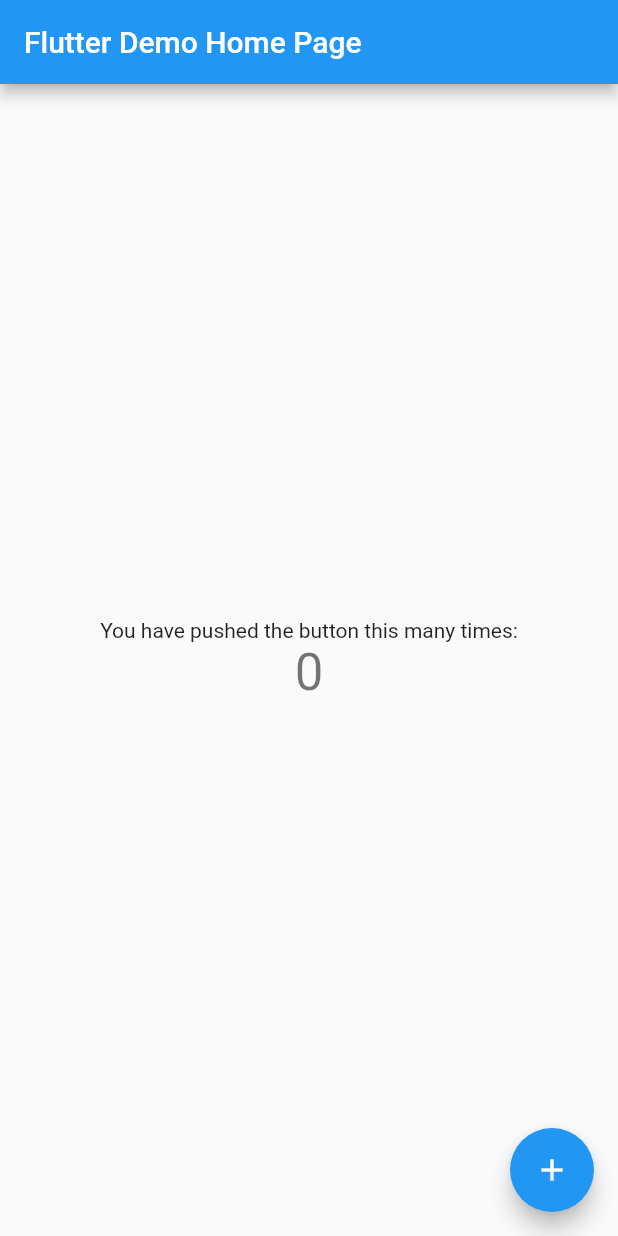
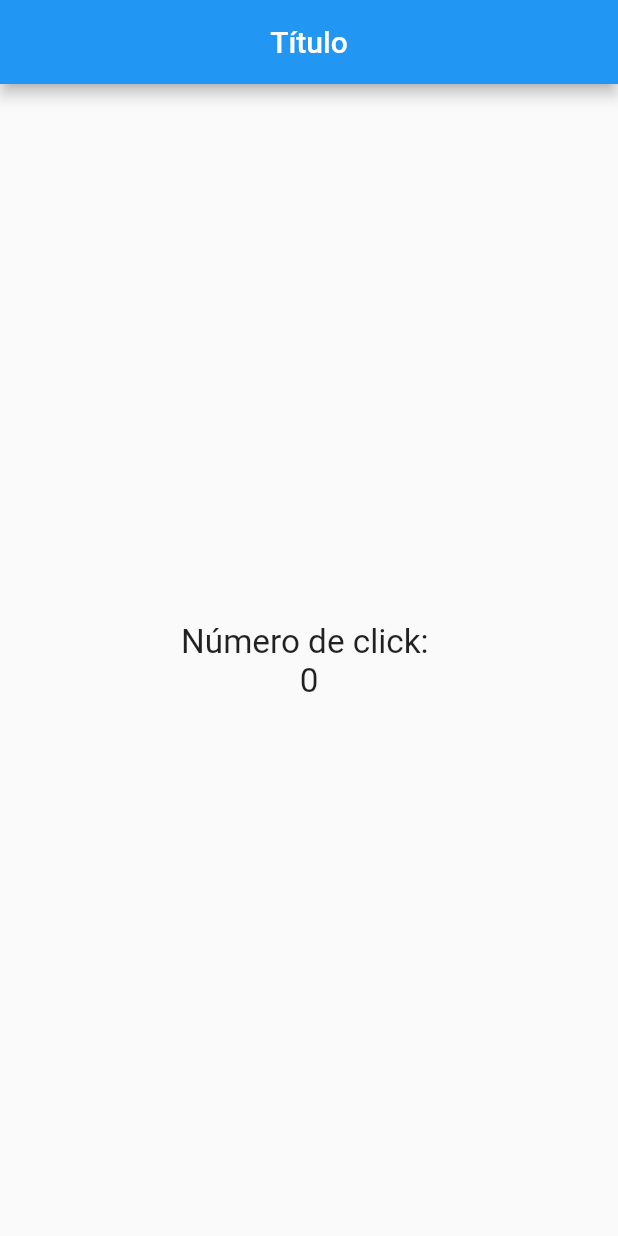
Before and after one commit to ang850123/Contador, a Flutter app: the screen it shows after launch, on a phone screen of 412 x 824 dp. Run offline on Flutter 3.47's test engine with Material 2 defaults, Android fonts, the phone set to English and light mode, and no system bars.

Commit message:
Primera Salva

```diff
--- a/Prueba/flutter_application_1/lib/main.dart
+++ b/Prueba/flutter_application_1/lib/main.dart
@@ -1,115 +1,8 @@
 import 'package:flutter/material.dart';
 
+//importaciones q escribimos
+import 'src/app.dart';
+
 void main() {
-  runApp(const MyApp());
+  runApp(MyApp());
 }
-
-class MyApp extends StatelessWidget {
-  const MyApp({Key? key}) : super(key: key);
-
-  // This widget is the root of your application.
-  @override
-  Widget build(BuildContext context) {
-    return MaterialApp(
-      title: 'Flutter Demo',
-      theme: ThemeData(
-        // This is the theme of your application.
-        //
-        // Try running your application with "flutter run". You'll see the
-        // application has a blue toolbar. Then, without quitting the app, try
-        // changing the primarySwatch below to Colors.green and then invoke
-        // "hot reload" (press "r" in the console where you ran "flutter run",
-        // or simply save your changes to "hot reload" in a Flutter IDE).
-        // Notice that the counter didn't reset back to zero; the application
-        // is not restarted.
-        primarySwatch: Colors.blue,
-      ),
-      home: const MyHomePage(title: 'Flutter Demo Home Page'),
-    );
-  }
-}
-
-class MyHomePage extends StatefulWidget {
-  const MyHomePage({Key? key, required this.title}) : super(key: key);
-
-  // This widget is the home page of your application. It is stateful, meaning
-  // that it has a State object (defined below) that contains fields that affect
-  // how it looks.
-
-  // This class is the configuration for the state. It holds the values (in this
-  // case the title) provided by the parent (in this case the App widget) and
-  // used by the build method of the State. Fields in a Widget subclass are
-  // always marked "final".
-
-  final String title;
-
-  @override
-  State<MyHomePage> createState() => _MyHomePageState();
-}
-
-class _MyHomePageState extends State<MyHomePage> {
-  int _counter = 0;
-
-  void _incrementCounter() {
-    setState(() {
-      // This call to setState tells the Flutter framework that something has
-      // changed in this State, which causes it to rerun the build method below
-      // so that the display can reflect the updated values. If we changed
-      // _counter without calling setState(), then the build method would not be
-      // called again, and so nothing would appear to happen.
-      _counter++;
-    });
-  }
-
-  @override
-  Widget build(BuildContext context) {
-    // This method is rerun every time setState is called, for instance as done
-    // by the _incrementCounter method above.
-    //
-    // The Flutter framework has been optimized to make rerunning build methods
-    // fast, so that you can just rebuild anything that needs updating rather
-    // than having to individually change instances of widgets.
-    return Scaffold(
-      appBar: AppBar(
-        // Here we take the value from the MyHomePage object that was created by
-        // the App.build method, and use it to set our appbar title.
-        title: Text(widget.title),
-      ),
-      body: Center(
-        // Center is a layout widget. It takes a single child and positions it
-        // in the middle of the parent.
-        child: Column(
-          // Column is also a layout widget. It takes a list of children and
-          // arranges them vertically. By default, it sizes itself to fit its
-          // children horizontally, and tries to be as tall as its parent.
-          //
-          // Invoke "debug painting" (press "p" in the console, choose the
-          // "Toggle Debug Paint" action from the Flutter Inspector in Android
-          // Studio, or the "Toggle Debug Paint" command in Visual Studio Code)
-          // to see the wireframe for each widget.
-          //
-          // Column has various properties to control how it sizes itself and
-          // how it positions its children. Here we use mainAxisAlignment to
-          // center the children vertically; the main axis here is the vertical
-          // axis because Columns are vertical (the cross axis would be
-          // horizontal).
-          mainAxisAlignment: MainAxisAlignment.center,
-          children: <Widget>[
-            const Text(
-              'You have pushed the button this many times:',
-            ),
-            Text(
-              '$_counter',
-              style: Theme.of(context).textTheme.headline4,
-            ),
-          ],
-        ),
-      ),
-      floatingActionButton: FloatingActionButton(
-        onPressed: _incrementCounter,
-        tooltip: 'Increment',
-        child: const Icon(Icons.add),
-      ), // This trailing comma makes auto-formatting nicer for build methods.
-    );
-  }
-}
--- /dev/null
+++ b/Prueba/flutter_application_1/lib/src/app.dart
@@ -0,0 +1,15 @@
+import 'package:flutter/material.dart';
+
+//importaciones q recibimos
+import 'package:flutter_application_1/src/pages/home_page.dart';
+
+class MyApp extends StatelessWidget {
+  @override
+  Widget build(context) {
+    return MaterialApp(
+      home: Center(
+        child: HomePage(),
+      ),
+    );
+  }
+}
--- /dev/null
+++ b/Prueba/flutter_application_1/lib/src/pages/home_page.dart
@@ -0,0 +1,27 @@
+import 'package:flutter/material.dart';
+
+class HomePage extends StatelessWidget {
+  final estiloTexto = new TextStyle(fontSize: 22.2);
+
+  @override
+  Widget build(BuildContext context) {
+    return Scaffold(
+      appBar: AppBar(
+        title: Text('Título'),
+        centerTitle: true,
+      ),
+      body: Center(
+          child: Column(
+        mainAxisAlignment: MainAxisAlignment.center,
+        children: <Widget>[
+          Text('Número de click: ', style: estiloTexto),
+          Text('0', style: estiloTexto),
+        ],
+      )
+
+          //Text('Hola Mundo'),
+
+          ),
+    );
+  }
+}
```
Also changed, not shown: 1 other file.
